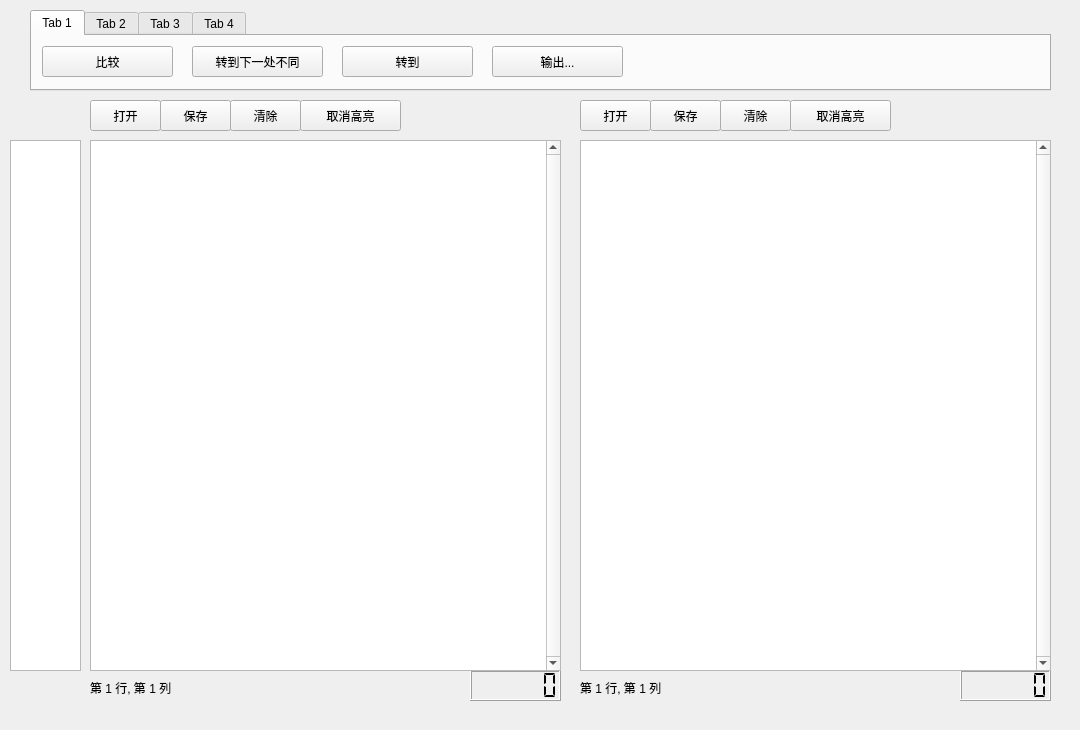
First picture: the form in mytestwidget.ui, repository FibonacciSoup/FibText, before the edit.
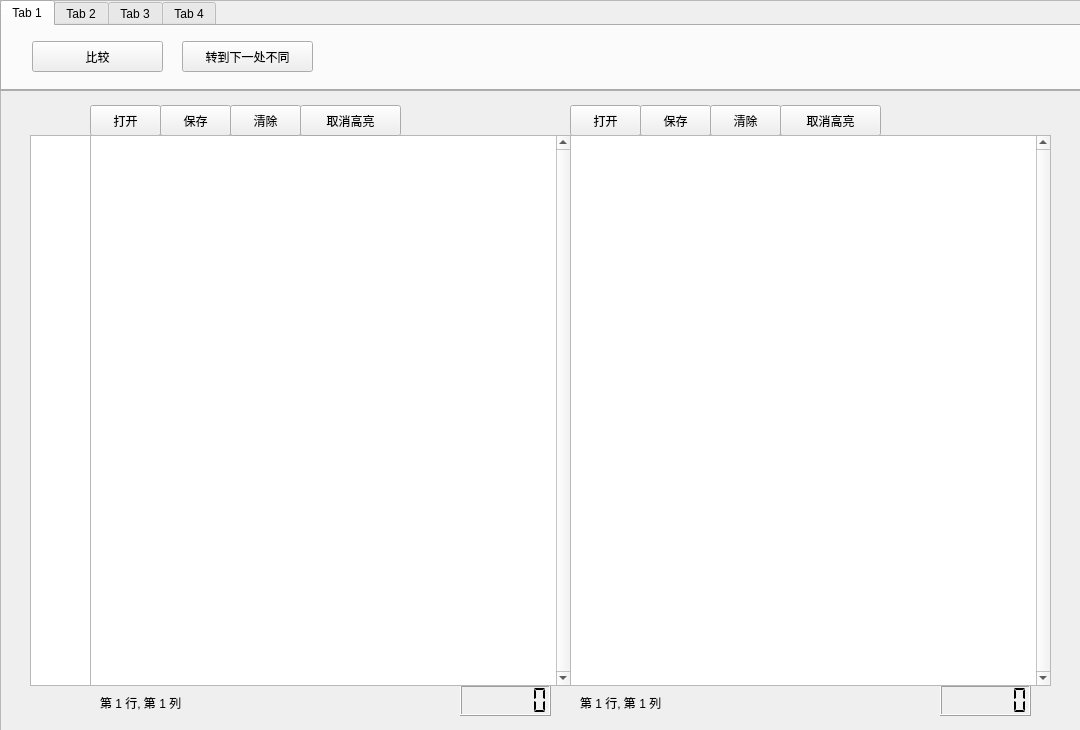
Second picture: the form after the edit. The open tabs and pages were chosen to show the change. Icons and pictures are not drawn.

Commit message: new ui design; delete useless buttons

What changed in the file:
```diff
--- a/mytestwidget.ui
+++ b/mytestwidget.ui
@@ -16,10 +16,10 @@
   <widget class="QTextEdit" name="textEdit_2">
    <property name="geometry">
     <rect>
-     <x>580</x>
-     <y>140</y>
-     <width>471</width>
-     <height>531</height>
+     <x>570</x>
+     <y>135</y>
+     <width>481</width>
+     <height>551</height>
     </rect>
    </property>
    <property name="verticalScrollBarPolicy">
@@ -36,7 +36,7 @@
    <property name="geometry">
     <rect>
      <x>90</x>
-     <y>100</y>
+     <y>105</y>
      <width>71</width>
      <height>31</height>
     </rect>
@@ -56,7 +56,7 @@
    <property name="geometry">
     <rect>
      <x>160</x>
-     <y>100</y>
+     <y>105</y>
      <width>71</width>
      <height>31</height>
     </rect>
@@ -72,8 +72,8 @@
   <widget class="QPushButton" name="pushButton_3">
    <property name="geometry">
     <rect>
-     <x>580</x>
-     <y>100</y>
+     <x>570</x>
+     <y>105</y>
      <width>71</width>
      <height>31</height>
     </rect>
@@ -89,8 +89,8 @@
   <widget class="QPushButton" name="pushButton_4">
    <property name="geometry">
     <rect>
-     <x>650</x>
-     <y>100</y>
+     <x>640</x>
+     <y>105</y>
      <width>71</width>
      <height>31</height>
     </rect>
@@ -106,8 +106,8 @@
   <widget class="QLCDNumber" name="lcdNumber_1">
    <property name="geometry">
     <rect>
-     <x>470</x>
-     <y>670</y>
+     <x>460</x>
+     <y>685</y>
      <width>91</width>
      <height>31</height>
     </rect>
@@ -131,8 +131,8 @@
   <widget class="QLCDNumber" name="lcdNumber_2">
    <property name="geometry">
     <rect>
-     <x>960</x>
-     <y>670</y>
+     <x>940</x>
+     <y>685</y>
      <width>91</width>
      <height>31</height>
     </rect>
@@ -151,9 +151,9 @@
    <property name="geometry">
     <rect>
      <x>90</x>
-     <y>140</y>
-     <width>471</width>
-     <height>531</height>
+     <y>135</y>
+     <width>481</width>
+     <height>551</height>
     </rect>
    </property>
    <property name="frameShape">
@@ -176,7 +176,7 @@
    <property name="geometry">
     <rect>
      <x>230</x>
-     <y>100</y>
+     <y>105</y>
      <width>71</width>
      <height>31</height>
     </rect>
@@ -192,8 +192,8 @@
   <widget class="QPushButton" name="pushButton_16">
    <property name="geometry">
     <rect>
-     <x>720</x>
-     <y>100</y>
+     <x>710</x>
+     <y>105</y>
      <width>71</width>
      <height>31</height>
     </rect>
@@ -209,8 +209,8 @@
   <widget class="QLabel" name="label">
    <property name="geometry">
     <rect>
-     <x>90</x>
-     <y>680</y>
+     <x>100</x>
+     <y>695</y>
      <width>171</width>
      <height>16</height>
     </rect>
@@ -223,7 +223,7 @@
    <property name="geometry">
     <rect>
      <x>580</x>
-     <y>680</y>
+     <y>695</y>
      <width>181</width>
      <height>16</height>
     </rect>
@@ -232,20 +232,92 @@
     <string>第 1 行, 第 1 列</string>
    </property>
   </widget>
-  <widget class="QTabWidget" name="tabWidget">
+  <widget class="QListWidget" name="listWidget">
    <property name="geometry">
     <rect>
      <x>30</x>
-     <y>10</y>
-     <width>1021</width>
-     <height>81</height>
+     <y>135</y>
+     <width>61</width>
+     <height>551</height>
     </rect>
+   </property>
+   <property name="verticalScrollBarPolicy">
+    <enum>Qt::ScrollBarAsNeeded</enum>
+   </property>
+   <property name="horizontalScrollBarPolicy">
+    <enum>Qt::ScrollBarAlwaysOff</enum>
+   </property>
+  </widget>
+  <widget class="QPushButton" name="pushButton_17">
+   <property name="geometry">
+    <rect>
+     <x>300</x>
+     <y>105</y>
+     <width>101</width>
+     <height>31</height>
+    </rect>
+   </property>
+   <property name="text">
+    <string>取消高亮</string>
+   </property>
+   <property name="icon">
+    <iconset resource="image.qrc">
+     <normaloff>:/letter/A.png</normaloff>:/letter/A.png</iconset>
+   </property>
+  </widget>
+  <widget class="QPushButton" name="pushButton_18">
+   <property name="geometry">
+    <rect>
+     <x>780</x>
+     <y>105</y>
+     <width>101</width>
+     <height>31</height>
+    </rect>
+   </property>
+   <property name="text">
+    <string>取消高亮</string>
+   </property>
+   <property name="icon">
+    <iconset resource="image.qrc">
+     <normaloff>:/letter/A.png</normaloff>:/letter/A.png</iconset>
+   </property>
+  </widget>
+  <widget class="QFrame" name="frame_top">
+   <property name="geometry">
+    <rect>
+     <x>0</x>
+     <y>0</y>
+     <width>1081</width>
+     <height>91</height>
+    </rect>
+   </property>
+   <property name="styleSheet">
+    <string notr="true"/>
+   </property>
+   <property name="frameShape">
+    <enum>QFrame::StyledPanel</enum>
+   </property>
+   <property name="frameShadow">
+    <enum>QFrame::Raised</enum>
+   </property>
+  </widget>
+  <widget class="QTabWidget" name="tabWidget">
+   <property name="geometry">
+    <rect>
+     <x>0</x>
+     <y>0</y>
+     <width>1081</width>
+     <height>91</height>
+    </rect>
+   </property>
+   <property name="styleSheet">
+    <string notr="true"/>
    </property>
    <property name="tabShape">
     <enum>QTabWidget::Rounded</enum>
    </property>
    <property name="currentIndex">
-    <number>2</number>
+    <number>0</number>
    </property>
    <property name="elideMode">
     <enum>Qt::ElideNone</enum>
@@ -257,8 +329,8 @@
     <widget class="QPushButton" name="pushButton_6">
      <property name="geometry">
       <rect>
-       <x>10</x>
-       <y>10</y>
+       <x>30</x>
+       <y>15</y>
        <width>131</width>
        <height>31</height>
       </rect>
@@ -270,8 +342,8 @@
     <widget class="QPushButton" name="pushButton_7">
      <property name="geometry">
       <rect>
-       <x>160</x>
-       <y>10</y>
+       <x>180</x>
+       <y>15</y>
        <width>131</width>
        <height>31</height>
       </rect>
@@ -280,32 +352,6 @@
       <string>转到下一处不同</string>
      </property>
     </widget>
-    <widget class="QPushButton" name="pushButton_13">
-     <property name="geometry">
-      <rect>
-       <x>310</x>
-       <y>10</y>
-       <width>131</width>
-       <height>31</height>
-      </rect>
-     </property>
-     <property name="text">
-      <string>转到</string>
-     </property>
-    </widget>
-    <widget class="QPushButton" name="pushButton_14">
-     <property name="geometry">
-      <rect>
-       <x>460</x>
-       <y>10</y>
-       <width>131</width>
-       <height>31</height>
-      </rect>
-     </property>
-     <property name="text">
-      <string>输出...</string>
-     </property>
-    </widget>
    </widget>
    <widget class="QWidget" name="tab_2">
     <attribute name="title">
@@ -314,8 +360,8 @@
     <widget class="QPushButton" name="pushButton_5">
      <property name="geometry">
       <rect>
-       <x>790</x>
-       <y>10</y>
+       <x>830</x>
+       <y>15</y>
        <width>101</width>
        <height>31</height>
       </rect>
@@ -327,9 +373,9 @@
     <widget class="QLineEdit" name="lineEdit">
      <property name="geometry">
       <rect>
-       <x>10</x>
-       <y>10</y>
-       <width>771</width>
+       <x>30</x>
+       <y>15</y>
+       <width>781</width>
        <height>31</height>
       </rect>
      </property>
@@ -337,8 +383,8 @@
     <widget class="QPushButton" name="pushButton_19">
      <property name="geometry">
       <rect>
-       <x>900</x>
-       <y>10</y>
+       <x>950</x>
+       <y>15</y>
        <width>101</width>
        <height>31</height>
       </rect>
@@ -355,8 +401,8 @@
     <widget class="QPushButton" name="pushButton_8">
      <property name="geometry">
       <rect>
-       <x>60</x>
-       <y>10</y>
+       <x>80</x>
+       <y>15</y>
        <width>101</width>
        <height>31</height>
       </rect>
@@ -368,8 +414,8 @@
     <widget class="QPushButton" name="pushButton_10">
      <property name="geometry">
       <rect>
-       <x>180</x>
-       <y>10</y>
+       <x>200</x>
+       <y>15</y>
        <width>101</width>
        <height>31</height>
       </rect>
@@ -381,8 +427,8 @@
     <widget class="QPushButton" name="pushButton_9">
      <property name="geometry">
       <rect>
-       <x>550</x>
-       <y>10</y>
+       <x>570</x>
+       <y>15</y>
        <width>101</width>
        <height>31</height>
       </rect>
@@ -394,8 +440,8 @@
     <widget class="QPushButton" name="pushButton_11">
      <property name="geometry">
       <rect>
-       <x>670</x>
-       <y>10</y>
+       <x>690</x>
+       <y>15</y>
        <width>101</width>
        <height>31</height>
       </rect>
@@ -407,8 +453,8 @@
     <widget class="QLabel" name="label_3">
      <property name="geometry">
       <rect>
-       <x>16</x>
-       <y>17</y>
+       <x>30</x>
+       <y>22</y>
        <width>31</width>
        <height>16</height>
       </rect>
@@ -420,8 +466,8 @@
     <widget class="QLabel" name="label_4">
      <property name="geometry">
       <rect>
-       <x>510</x>
-       <y>16</y>
+       <x>520</x>
+       <y>21</y>
        <width>31</width>
        <height>16</height>
       </rect>
@@ -438,8 +484,8 @@
     <widget class="QPushButton" name="pushButtonViewDialog">
      <property name="geometry">
       <rect>
-       <x>10</x>
-       <y>10</y>
+       <x>30</x>
+       <y>15</y>
        <width>131</width>
        <height>31</height>
       </rect>
@@ -450,53 +496,27 @@
     </widget>
    </widget>
   </widget>
-  <widget class="QListWidget" name="listWidget">
+  <widget class="QFrame" name="frame_main">
    <property name="geometry">
     <rect>
-     <x>10</x>
-     <y>140</y>
-     <width>71</width>
-     <height>531</height>
+     <x>0</x>
+     <y>90</y>
+     <width>1081</width>
+     <height>641</height>
     </rect>
    </property>
-   <property name="verticalScrollBarPolicy">
-    <enum>Qt::ScrollBarAlwaysOff</enum>
+   <property name="styleSheet">
+    <string notr="true"/>
    </property>
-  </widget>
-  <widget class="QPushButton" name="pushButton_17">
-   <property name="geometry">
-    <rect>
-     <x>300</x>
-     <y>100</y>
-     <width>101</width>
-     <height>31</height>
-    </rect>
+   <property name="frameShape">
+    <enum>QFrame::StyledPanel</enum>
    </property>
-   <property name="text">
-    <string>取消高亮</string>
+   <property name="frameShadow">
+    <enum>QFrame::Raised</enum>
    </property>
-   <property name="icon">
-    <iconset resource="image.qrc">
-     <normaloff>:/letter/A.png</normaloff>:/letter/A.png</iconset>
-   </property>
   </widget>
-  <widget class="QPushButton" name="pushButton_18">
-   <property name="geometry">
-    <rect>
-     <x>790</x>
-     <y>100</y>
-     <width>101</width>
-     <height>31</height>
-    </rect>
-   </property>
-   <property name="text">
-    <string>取消高亮</string>
-   </property>
-   <property name="icon">
-    <iconset resource="image.qrc">
-     <normaloff>:/letter/A.png</normaloff>:/letter/A.png</iconset>
-   </property>
-  </widget>
+  <zorder>frame_main</zorder>
+  <zorder>frame_top</zorder>
   <zorder>pushButton</zorder>
   <zorder>pushButton_2</zorder>
   <zorder>pushButton_3</zorder>
@@ -508,11 +528,11 @@
   <zorder>pushButton_16</zorder>
   <zorder>label</zorder>
   <zorder>label_2</zorder>
-  <zorder>tabWidget</zorder>
   <zorder>listWidget</zorder>
   <zorder>pushButton_17</zorder>
   <zorder>pushButton_18</zorder>
   <zorder>textEdit_2</zorder>
+  <zorder>tabWidget</zorder>
  </widget>
  <layoutdefault spacing="6" margin="11"/>
  <resources>
```
The commit also changes 5 other files.
